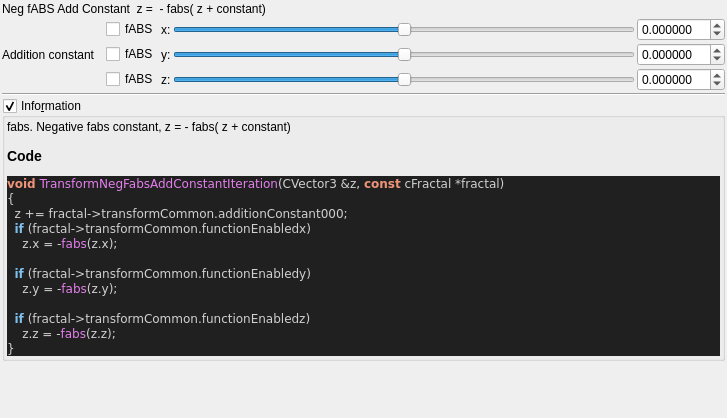
Above: mandelbulber2/qt_data/fractal_transf_neg_fabs_add_constant.ui from buddhi1980/mandelbulber2 before the change. Below: the same form after it.
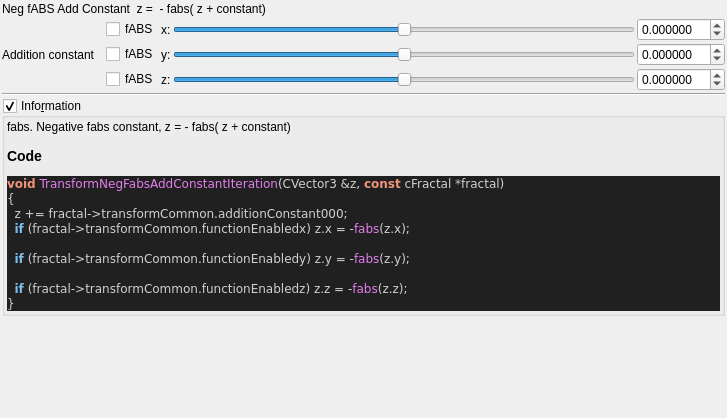
That is the form after the change. Custom widgets are drawn as their Qt base class.

Commit message:
source code format for fractal_formulas.cpp
- now complete code base is refactored!
- also regenerated ui files with populateUiInformation.php
- codeStyleCheck.php is now fully functional and can be used auto
refactor the code base (may be a little slow)

The edit to the form file:
```diff
--- a/mandelbulber2/qt_data/fractal_transf_neg_fabs_add_constant.ui
+++ b/mandelbulber2/qt_data/fractal_transf_neg_fabs_add_constant.ui
@@ -283,14 +283,11 @@
 &lt;pre style=&quot;color:#d0d0d0; background-color:#202020;  font-family:'Courier New',monospace;&quot;&gt;&lt;span style=&quot;color:#f09479; font-weight:bold&quot;&gt;void&lt;/span&gt; &lt;span style=&quot;color:#e47eed&quot;&gt;TransformNegFabsAddConstantIteration&lt;/span&gt;&lt;span style=&quot;color:#d0d0d0&quot;&gt;(&lt;/span&gt;CVector3 &lt;span style=&quot;color:#d0d0d0&quot;&gt;&amp;amp;&lt;/span&gt;z&lt;span style=&quot;color:#d0d0d0&quot;&gt;,&lt;/span&gt; &lt;span style=&quot;color:#f09479; font-weight:bold&quot;&gt;const&lt;/span&gt; cFractal &lt;span style=&quot;color:#d0d0d0&quot;&gt;*&lt;/span&gt;fractal&lt;span style=&quot;color:#d0d0d0&quot;&gt;)&lt;/span&gt;
 &lt;span style=&quot;color:#d0d0d0&quot;&gt;{&lt;/span&gt;
   z &lt;span style=&quot;color:#d0d0d0&quot;&gt;+=&lt;/span&gt; fractal&lt;span style=&quot;color:#d0d0d0&quot;&gt;-&amp;gt;&lt;/span&gt;transformCommon&lt;span style=&quot;color:#d0d0d0&quot;&gt;.&lt;/span&gt;additionConstant000&lt;span style=&quot;color:#d0d0d0&quot;&gt;;&lt;/span&gt;
-  &lt;span style=&quot;color:#7ec0ee; font-weight:bold&quot;&gt;if&lt;/span&gt; &lt;span style=&quot;color:#d0d0d0&quot;&gt;(&lt;/span&gt;fractal&lt;span style=&quot;color:#d0d0d0&quot;&gt;-&amp;gt;&lt;/span&gt;transformCommon&lt;span style=&quot;color:#d0d0d0&quot;&gt;.&lt;/span&gt;functionEnabledx&lt;span style=&quot;color:#d0d0d0&quot;&gt;)&lt;/span&gt;
-    z&lt;span style=&quot;color:#d0d0d0&quot;&gt;.&lt;/span&gt;x &lt;span style=&quot;color:#d0d0d0&quot;&gt;= -&lt;/span&gt;&lt;span style=&quot;color:#e47eed&quot;&gt;fabs&lt;/span&gt;&lt;span style=&quot;color:#d0d0d0&quot;&gt;(&lt;/span&gt;z&lt;span style=&quot;color:#d0d0d0&quot;&gt;.&lt;/span&gt;x&lt;span style=&quot;color:#d0d0d0&quot;&gt;);&lt;/span&gt;
+  &lt;span style=&quot;color:#7ec0ee; font-weight:bold&quot;&gt;if&lt;/span&gt; &lt;span style=&quot;color:#d0d0d0&quot;&gt;(&lt;/span&gt;fractal&lt;span style=&quot;color:#d0d0d0&quot;&gt;-&amp;gt;&lt;/span&gt;transformCommon&lt;span style=&quot;color:#d0d0d0&quot;&gt;.&lt;/span&gt;functionEnabledx&lt;span style=&quot;color:#d0d0d0&quot;&gt;)&lt;/span&gt; z&lt;span style=&quot;color:#d0d0d0&quot;&gt;.&lt;/span&gt;x &lt;span style=&quot;color:#d0d0d0&quot;&gt;= -&lt;/span&gt;&lt;span style=&quot;color:#e47eed&quot;&gt;fabs&lt;/span&gt;&lt;span style=&quot;color:#d0d0d0&quot;&gt;(&lt;/span&gt;z&lt;span style=&quot;color:#d0d0d0&quot;&gt;.&lt;/span&gt;x&lt;span style=&quot;color:#d0d0d0&quot;&gt;);&lt;/span&gt;
 
-  &lt;span style=&quot;color:#7ec0ee; font-weight:bold&quot;&gt;if&lt;/span&gt; &lt;span style=&quot;color:#d0d0d0&quot;&gt;(&lt;/span&gt;fractal&lt;span style=&quot;color:#d0d0d0&quot;&gt;-&amp;gt;&lt;/span&gt;transformCommon&lt;span style=&quot;color:#d0d0d0&quot;&gt;.&lt;/span&gt;functionEnabledy&lt;span style=&quot;color:#d0d0d0&quot;&gt;)&lt;/span&gt;
-    z&lt;span style=&quot;color:#d0d0d0&quot;&gt;.&lt;/span&gt;y &lt;span style=&quot;color:#d0d0d0&quot;&gt;= -&lt;/span&gt;&lt;span style=&quot;color:#e47eed&quot;&gt;fabs&lt;/span&gt;&lt;span style=&quot;color:#d0d0d0&quot;&gt;(&lt;/span&gt;z&lt;span style=&quot;color:#d0d0d0&quot;&gt;.&lt;/span&gt;y&lt;span style=&quot;color:#d0d0d0&quot;&gt;);&lt;/span&gt;
+  &lt;span style=&quot;color:#7ec0ee; font-weight:bold&quot;&gt;if&lt;/span&gt; &lt;span style=&quot;color:#d0d0d0&quot;&gt;(&lt;/span&gt;fractal&lt;span style=&quot;color:#d0d0d0&quot;&gt;-&amp;gt;&lt;/span&gt;transformCommon&lt;span style=&quot;color:#d0d0d0&quot;&gt;.&lt;/span&gt;functionEnabledy&lt;span style=&quot;color:#d0d0d0&quot;&gt;)&lt;/span&gt; z&lt;span style=&quot;color:#d0d0d0&quot;&gt;.&lt;/span&gt;y &lt;span style=&quot;color:#d0d0d0&quot;&gt;= -&lt;/span&gt;&lt;span style=&quot;color:#e47eed&quot;&gt;fabs&lt;/span&gt;&lt;span style=&quot;color:#d0d0d0&quot;&gt;(&lt;/span&gt;z&lt;span style=&quot;color:#d0d0d0&quot;&gt;.&lt;/span&gt;y&lt;span style=&quot;color:#d0d0d0&quot;&gt;);&lt;/span&gt;
 
-  &lt;span style=&quot;color:#7ec0ee; font-weight:bold&quot;&gt;if&lt;/span&gt; &lt;span style=&quot;color:#d0d0d0&quot;&gt;(&lt;/span&gt;fractal&lt;span style=&quot;color:#d0d0d0&quot;&gt;-&amp;gt;&lt;/span&gt;transformCommon&lt;span style=&quot;color:#d0d0d0&quot;&gt;.&lt;/span&gt;functionEnabledz&lt;span style=&quot;color:#d0d0d0&quot;&gt;)&lt;/span&gt;
-    z&lt;span style=&quot;color:#d0d0d0&quot;&gt;.&lt;/span&gt;z &lt;span style=&quot;color:#d0d0d0&quot;&gt;= -&lt;/span&gt;&lt;span style=&quot;color:#e47eed&quot;&gt;fabs&lt;/span&gt;&lt;span style=&quot;color:#d0d0d0&quot;&gt;(&lt;/span&gt;z&lt;span style=&quot;color:#d0d0d0&quot;&gt;.&lt;/span&gt;z&lt;span style=&quot;color:#d0d0d0&quot;&gt;);&lt;/span&gt;
+  &lt;span style=&quot;color:#7ec0ee; font-weight:bold&quot;&gt;if&lt;/span&gt; &lt;span style=&quot;color:#d0d0d0&quot;&gt;(&lt;/span&gt;fractal&lt;span style=&quot;color:#d0d0d0&quot;&gt;-&amp;gt;&lt;/span&gt;transformCommon&lt;span style=&quot;color:#d0d0d0&quot;&gt;.&lt;/span&gt;functionEnabledz&lt;span style=&quot;color:#d0d0d0&quot;&gt;)&lt;/span&gt; z&lt;span style=&quot;color:#d0d0d0&quot;&gt;.&lt;/span&gt;z &lt;span style=&quot;color:#d0d0d0&quot;&gt;= -&lt;/span&gt;&lt;span style=&quot;color:#e47eed&quot;&gt;fabs&lt;/span&gt;&lt;span style=&quot;color:#d0d0d0&quot;&gt;(&lt;/span&gt;z&lt;span style=&quot;color:#d0d0d0&quot;&gt;.&lt;/span&gt;z&lt;span style=&quot;color:#d0d0d0&quot;&gt;);&lt;/span&gt;
 &lt;span style=&quot;color:#d0d0d0&quot;&gt;}&lt;/span&gt;
 &lt;/pre&gt;
 &lt;/body&gt;</string>
```
The commit also changes 101 other files.
